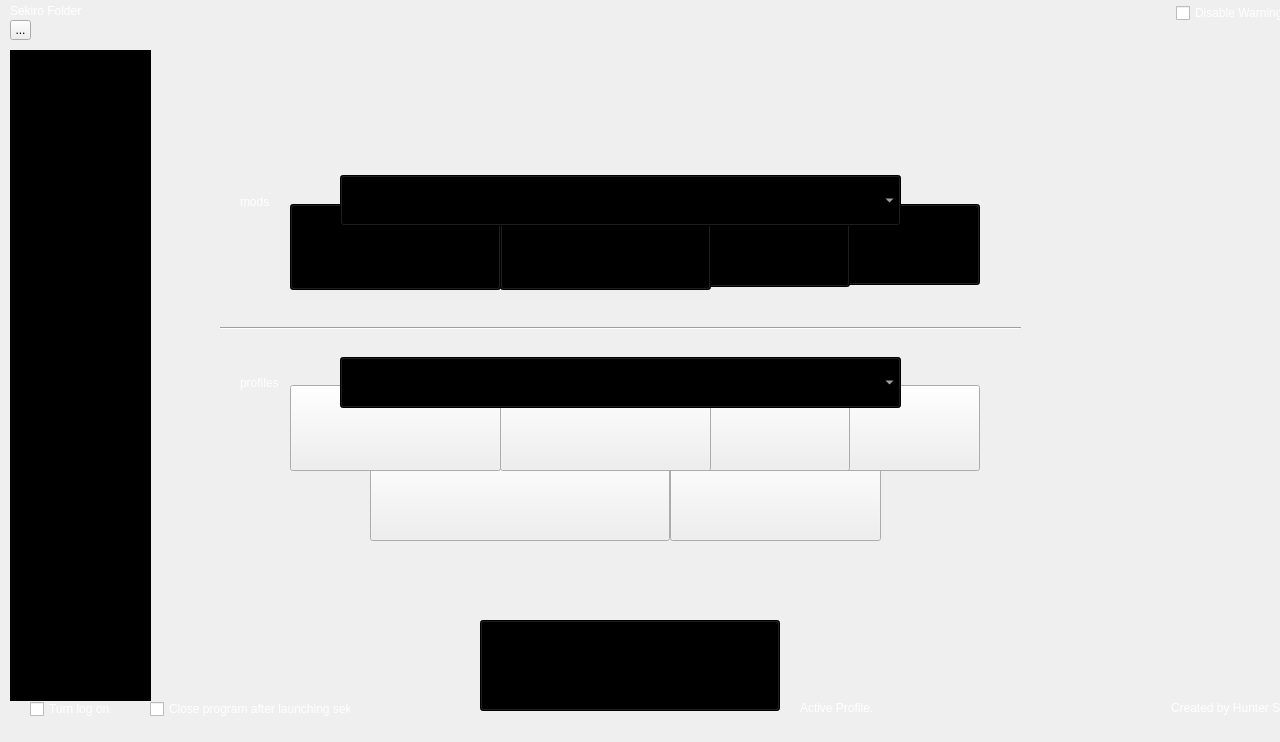
Before: the Qt Designer form sekiro.ui in george0815/Sekiro-Mod-Manager, drawn with Qt 5.
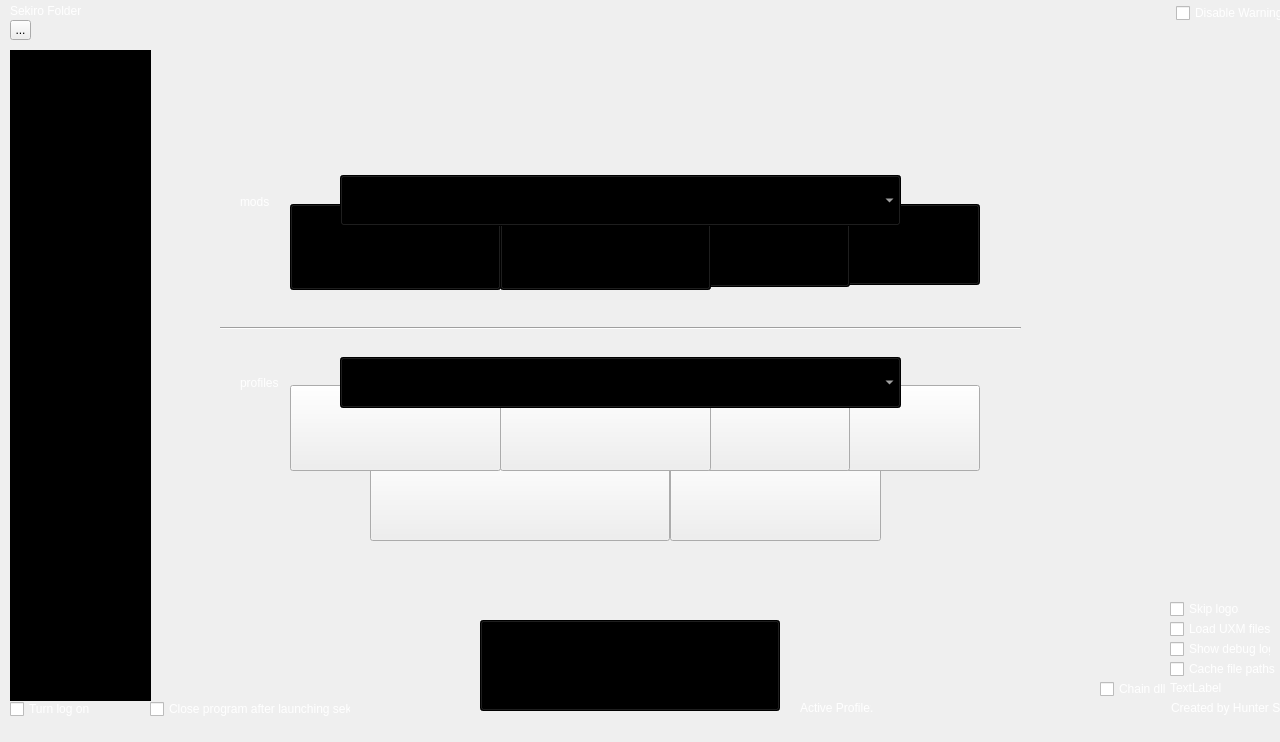
After: the same form once the commit is applied. Icons and pictures are not drawn.

Diff of the .ui file:
```diff
--- a/sekiro.ui
+++ b/sekiro.ui
@@ -565,7 +565,7 @@
    <widget class="QCheckBox" name="logOn">
     <property name="geometry">
      <rect>
-      <x>30</x>
+      <x>10</x>
       <y>700</y>
       <width>81</width>
       <height>18</height>
@@ -654,6 +654,132 @@
      <string>.</string>
     </property>
    </widget>
+   <widget class="QCheckBox" name="chainUnchain">
+    <property name="geometry">
+     <rect>
+      <x>1100</x>
+      <y>680</y>
+      <width>70</width>
+      <height>18</height>
+     </rect>
+    </property>
+    <property name="styleSheet">
+     <string notr="true">#chainUnchain{
+color: rgb(255, 255, 255);
+font: 8pt &quot;MS Shell Dlg 2&quot;;
+}
+
+QToolTip { color: #ffffff; background-color: #000000; border: 0px; }</string>
+    </property>
+    <property name="text">
+     <string>Chain dll</string>
+    </property>
+   </widget>
+   <widget class="QCheckBox" name="cache">
+    <property name="geometry">
+     <rect>
+      <x>1170</x>
+      <y>660</y>
+      <width>121</width>
+      <height>18</height>
+     </rect>
+    </property>
+    <property name="styleSheet">
+     <string notr="true">#cache{
+color: rgb(255, 255, 255);
+font: 8pt &quot;MS Shell Dlg 2&quot;;
+}
+
+QToolTip { color: #ffffff; background-color: #000000; border: 0px; }</string>
+    </property>
+    <property name="text">
+     <string>Cache file paths</string>
+    </property>
+   </widget>
+   <widget class="QCheckBox" name="debug">
+    <property name="geometry">
+     <rect>
+      <x>1170</x>
+      <y>640</y>
+      <width>101</width>
+      <height>18</height>
+     </rect>
+    </property>
+    <property name="styleSheet">
+     <string notr="true">#debug{
+color: rgb(255, 255, 255);
+font: 8pt &quot;MS Shell Dlg 2&quot;;
+}
+
+QToolTip { color: #ffffff; background-color: #000000; border: 0px; }</string>
+    </property>
+    <property name="text">
+     <string>Show debug log</string>
+    </property>
+   </widget>
+   <widget class="QCheckBox" name="uxm">
+    <property name="geometry">
+     <rect>
+      <x>1170</x>
+      <y>620</y>
+      <width>101</width>
+      <height>18</height>
+     </rect>
+    </property>
+    <property name="styleSheet">
+     <string notr="true">#uxm{
+color: rgb(255, 255, 255);
+font: 8pt &quot;MS Shell Dlg 2&quot;;
+}
+
+QToolTip { color: #ffffff; background-color: #000000; border: 0px; }</string>
+    </property>
+    <property name="text">
+     <string>Load UXM files</string>
+    </property>
+   </widget>
+   <widget class="QCheckBox" name="logo">
+    <property name="geometry">
+     <rect>
+      <x>1170</x>
+      <y>600</y>
+      <width>70</width>
+      <height>18</height>
+     </rect>
+    </property>
+    <property name="styleSheet">
+     <string notr="true">#logo{
+color: rgb(255, 255, 255);
+font: 8pt &quot;MS Shell Dlg 2&quot;;
+}
+
+QToolTip { color: #ffffff; background-color: #000000; border: 0px; }</string>
+    </property>
+    <property name="text">
+     <string>Skip logos</string>
+    </property>
+   </widget>
+   <widget class="QLabel" name="dllNameLabel">
+    <property name="geometry">
+     <rect>
+      <x>1170</x>
+      <y>680</y>
+      <width>61</width>
+      <height>16</height>
+     </rect>
+    </property>
+    <property name="styleSheet">
+     <string notr="true">#dllNameLabel{
+color: rgb(255, 255, 255);
+font: 8pt &quot;MS Shell Dlg 2&quot;;
+}
+
+QToolTip { color: #ffffff; background-color: #000000; border: 0px; }</string>
+    </property>
+    <property name="text">
+     <string>TextLabel</string>
+    </property>
+   </widget>
    <zorder>label_2</zorder>
    <zorder>come</zorder>
    <zorder>defaultProfile</zorder>
```
Left out of the diff: 6 changed lines with no effect on the pictures.
